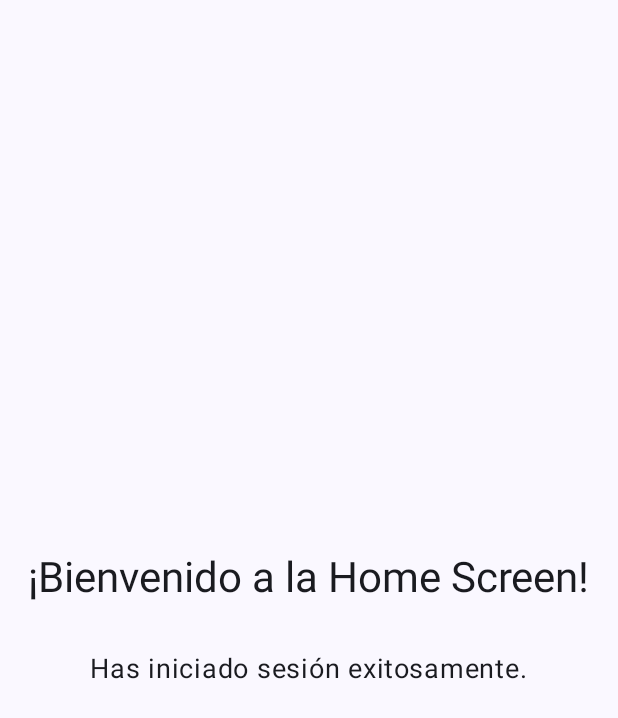
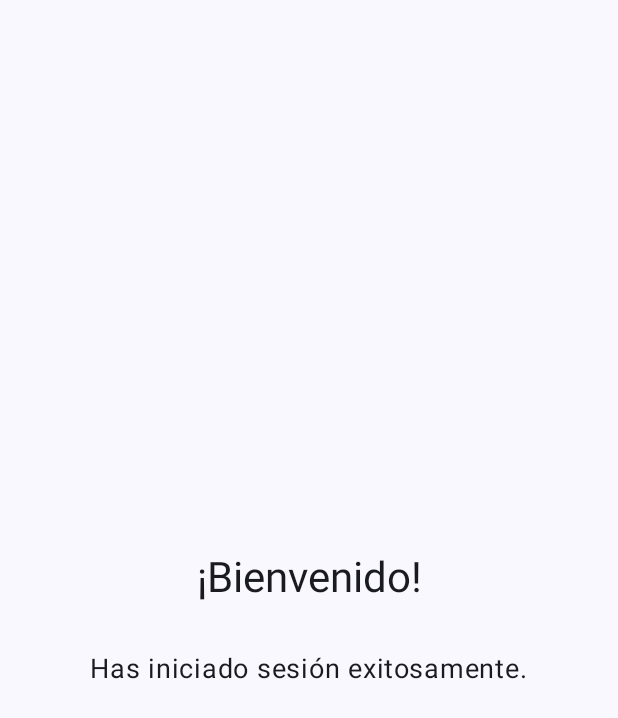
Before and after one commit to afernandezduoc/AccesibilidadAuditiva, an Android app built with Jetpack Compose: the HomeScreen screen opened through its navigation route, on a phone screen of 412 x 824 dp. Shown: the top 718 px of the screen. Run offline under Robolectric (Android 15) with nearby library versions, the phone set to English and light mode, and no system bars.

Commit message:
Mejoras en pantallas Home y Registro

```diff
--- a/app/src/main/java/com/example/accesibilidadauditiva/HomeScreen.kt
+++ b/app/src/main/java/com/example/accesibilidadauditiva/HomeScreen.kt
@@ -19,7 +19,7 @@ fun HomeScreen() {
         verticalArrangement = Arrangement.Center
     ) {
         Text(
-            text = "¡Bienvenido a la Home Screen!",
+            text = "¡Bienvenido!",
             style = MaterialTheme.typography.headlineMedium,
             modifier = Modifier.padding(bottom = 32.dp)
         )
--- a/app/src/main/java/com/example/accesibilidadauditiva/RegisterScreen.kt
+++ b/app/src/main/java/com/example/accesibilidadauditiva/RegisterScreen.kt
@@ -75,7 +75,7 @@ fun RegisterScreen(navController: NavHostController) {
                     usuariosRegistrados += nuevoUsuario
                     mensajeError = null
                     mensajeExito = "Usuario registrado con éxito"
-                    // Navegar de vuelta a la pantalla de login si se desea
+                    // Navegar de vuelta a la pantalla de login
                     // navController.navigate("login")
                 }
             },
```
